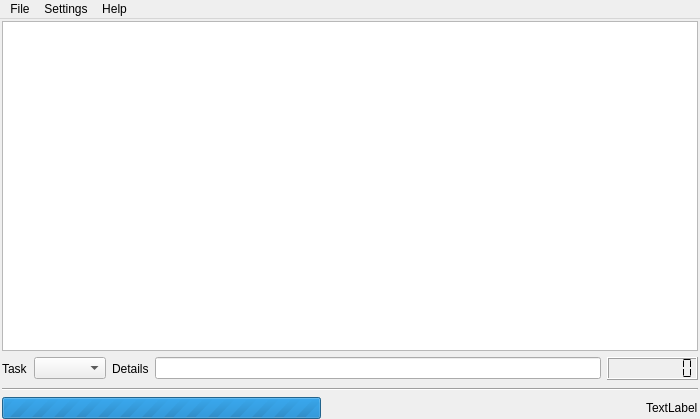
Old version of the form ui/whch.ui in the repository Patriciasc/WHCH.
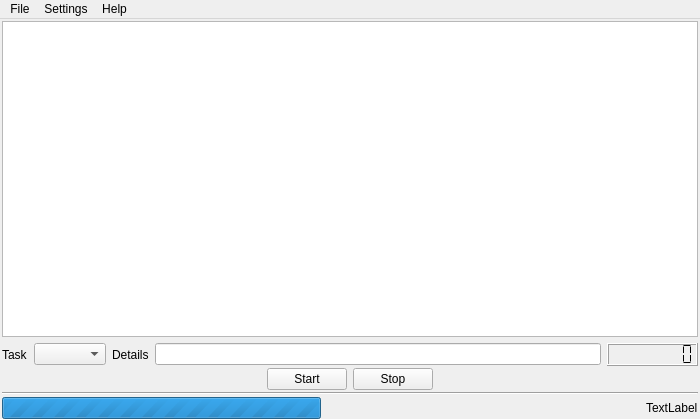
New version of the form.

Commit message: Added "Start" and "Stop" buttons for making the UI more usable.

Diff of the .ui file:
```diff
--- a/ui/whch.ui
+++ b/ui/whch.ui
@@ -21,6 +21,9 @@
   </property>
   <widget class="QWidget" name="centralWidget">
    <layout class="QVBoxLayout" name="verticalLayout_2">
+    <property name="spacing">
+     <number>2</number>
+    </property>
     <property name="leftMargin">
      <number>2</number>
     </property>
@@ -75,7 +78,7 @@
          <number>0</number>
         </property>
         <property name="bottomMargin">
-         <number>2</number>
+         <number>0</number>
         </property>
         <item>
          <widget class="QLabel" name="label_4">
@@ -119,6 +122,53 @@
       </item>
      </layout>
     </item>
+    <item>
+     <layout class="QHBoxLayout" name="horizontalLayout_3">
+      <property name="spacing">
+       <number>6</number>
+      </property>
+      <item>
+       <spacer name="horizontalSpacer_3">
+        <property name="orientation">
+         <enum>Qt::Horizontal</enum>
+        </property>
+        <property name="sizeHint" stdset="0">
+         <size>
+          <width>40</width>
+          <height>20</height>
+         </size>
+        </property>
+       </spacer>
+      </item>
+      <item>
+       <widget class="QPushButton" name="StartButton">
+        <property name="text">
+         <string>Start</string>
+        </property>
+       </widget>
+      </item>
+      <item>
+       <widget class="QPushButton" name="StopButton">
+        <property name="text">
+         <string>Stop</string>
+        </property>
+       </widget>
+      </item>
+      <item>
+       <spacer name="horizontalSpacer_2">
+        <property name="orientation">
+         <enum>Qt::Horizontal</enum>
+        </property>
+        <property name="sizeHint" stdset="0">
+         <size>
+          <width>40</width>
+          <height>20</height>
+         </size>
+        </property>
+       </spacer>
+      </item>
+     </layout>
+    </item>
     <item>
      <widget class="Line" name="line">
       <property name="orientation">
```
The commit also changes 3 other files.
